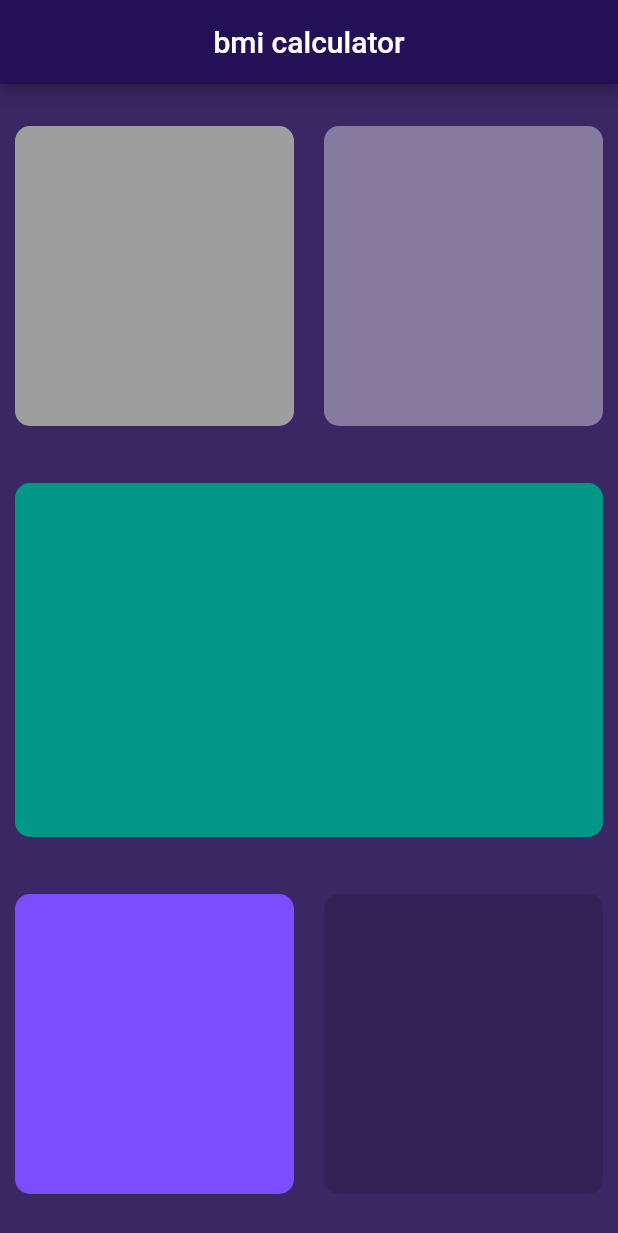
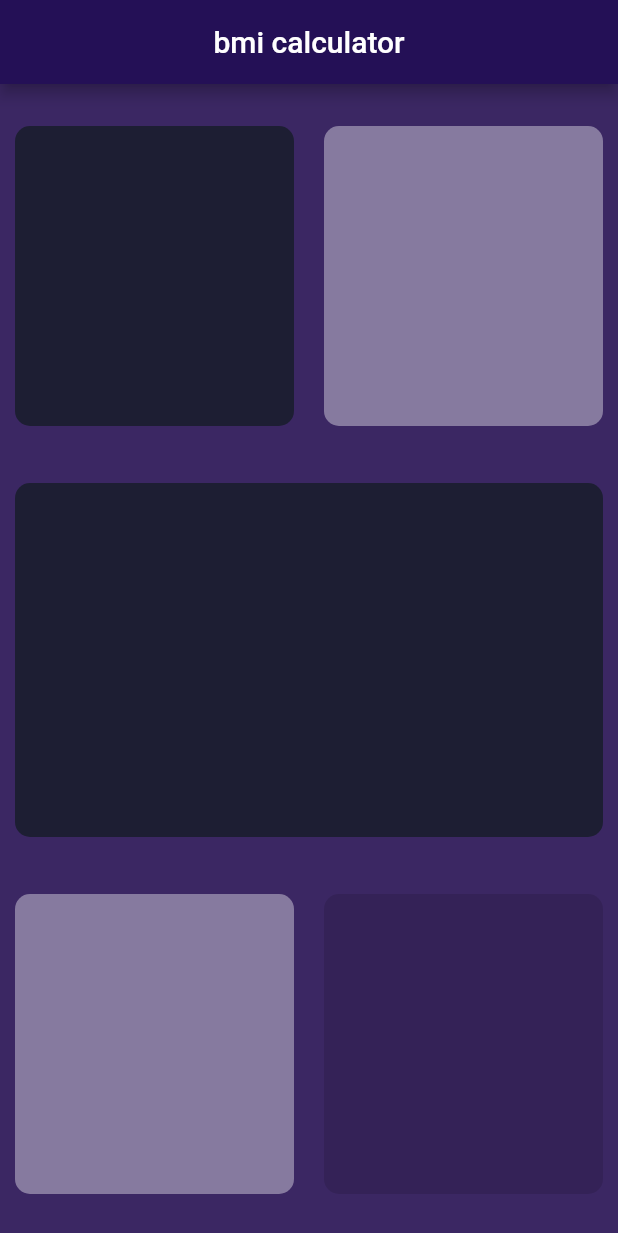
Before and after one commit to prokawsar/flutter-bmi, a Flutter app: the screen it shows after launch, on a phone screen of 412 x 824 dp. Shown: the top 1233 px of the screen. Run offline on Flutter 3.47's test engine with Material 2 defaults, Android fonts, the phone set to English and light mode, and no system bars.

Commit message:
used const for color

```diff
--- a/lib/input.dart
+++ b/lib/input.dart
@@ -1,4 +1,6 @@
 import 'package:flutter/material.dart';
+
+const bgContainer = Color(0xFF1D1E33);
 
 class Input extends StatefulWidget {
   const Input({Key? key, required this.title}) : super(key: key);
@@ -33,7 +35,7 @@ class _InputState extends State<Input> {
             child: Row(
               children: const [
                 Expanded(
-                  child: ReusableCard(bgcolor: Colors.grey),
+                  child: ReusableCard(bgcolor: bgContainer),
                 ),
                 Expanded(
                   child: ReusableCard(bgcolor: Colors.white38),
@@ -46,7 +48,7 @@ class _InputState extends State<Input> {
               crossAxisAlignment: CrossAxisAlignment.stretch,
               children: const [
                 Expanded(
-                  child: ReusableCard(bgcolor: Colors.teal),
+                  child: ReusableCard(bgcolor: bgContainer),
                 ),
               ],
             ),
@@ -55,7 +57,7 @@ class _InputState extends State<Input> {
             child: Row(
               children: const [
                 Expanded(
-                  child: ReusableCard(bgcolor: Colors.deepPurpleAccent),
+                  child: ReusableCard(bgcolor: Colors.white38),
                 ),
                 Expanded(
                   child: ReusableCard(bgcolor: Colors.black12),
```
